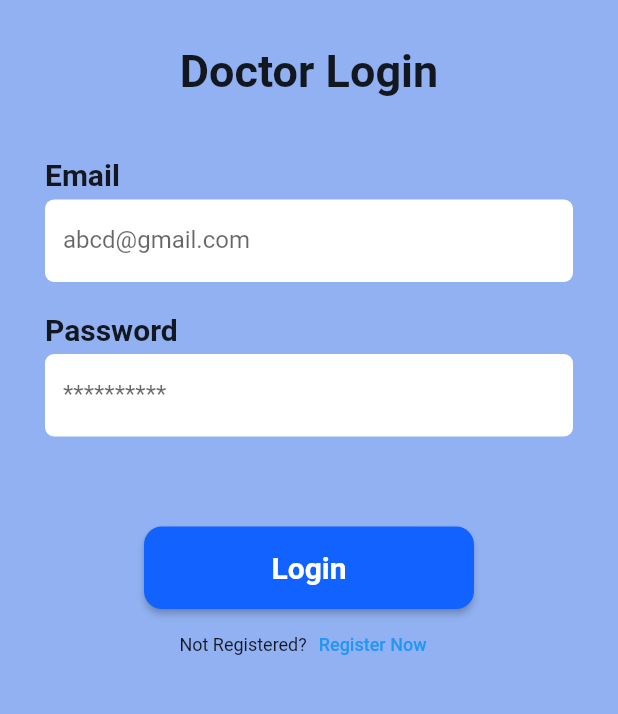
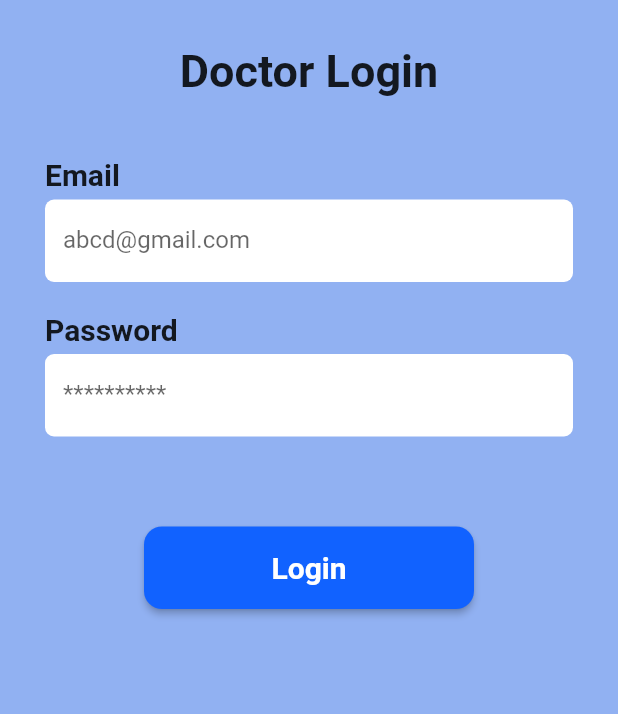
Before and after one commit to Laxmi-Sreenivas/RevaHack, a Flutter app: the screen it shows after launch, after a tap on "Login as Doctor", on a phone screen of 412 x 824 dp, the part 405-1119 px from its top. Run offline on Flutter 3.47's test engine with Material 2 defaults, Android fonts, the phone set to English and light mode, and no system bars; our stand-ins replace cloud_firestore, firebase_auth, firebase_core; missing offline and left inert: dart:ffi; accounts and stored records are empty.

Commit message:
changed navigations

```diff
--- a/swasthya/lib/doctorlogin/doctorlogin.dart
+++ b/swasthya/lib/doctorlogin/doctorlogin.dart
@@ -176,24 +176,6 @@ class _MyStatefulWidgetState extends State<MyStatefulWidget> {
                 ),
               ),
             ),
-            Row(
-              mainAxisAlignment: MainAxisAlignment.center,
-              children: <Widget>[
-                const Text(
-                  'Not Registered?',
-                  style: TextStyle(fontSize: 12),
-                ),
-                TextButton(
-                  child: const Text(
-                    'Register Now',
-                    style: TextStyle(fontSize: 12),
-                  ),
-                  onPressed: () {
-                    //signup screen
-                  },
-                )
-              ],
-            ),
           ],
         ));
   }
```
Also changed, not shown: swasthya/lib/doctorprofilepage/DoctorProfilePage.dart (+9 -4 lines).
